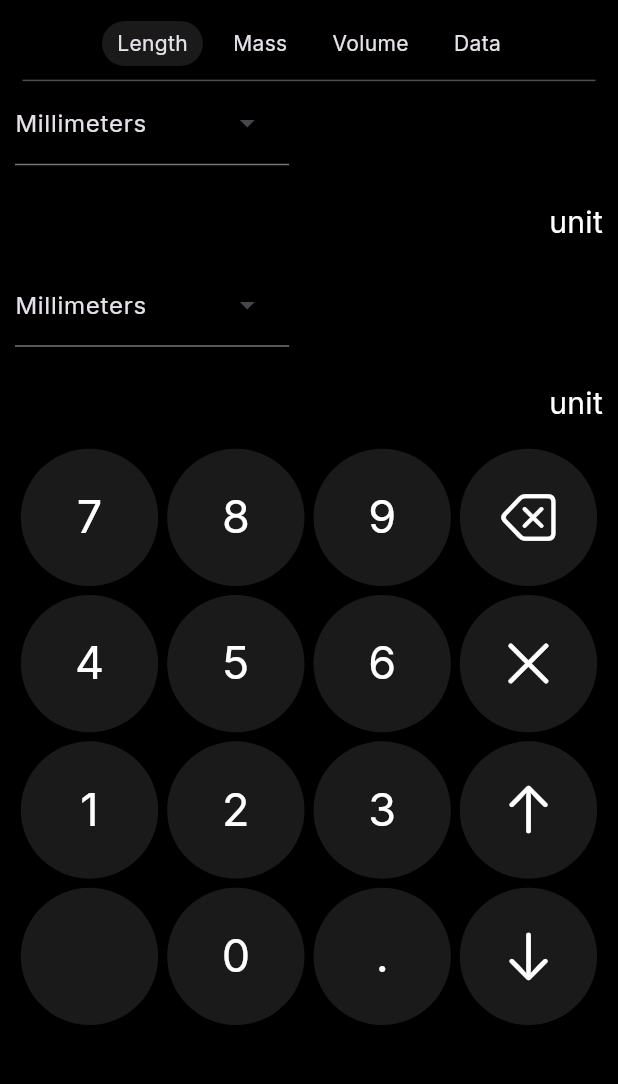
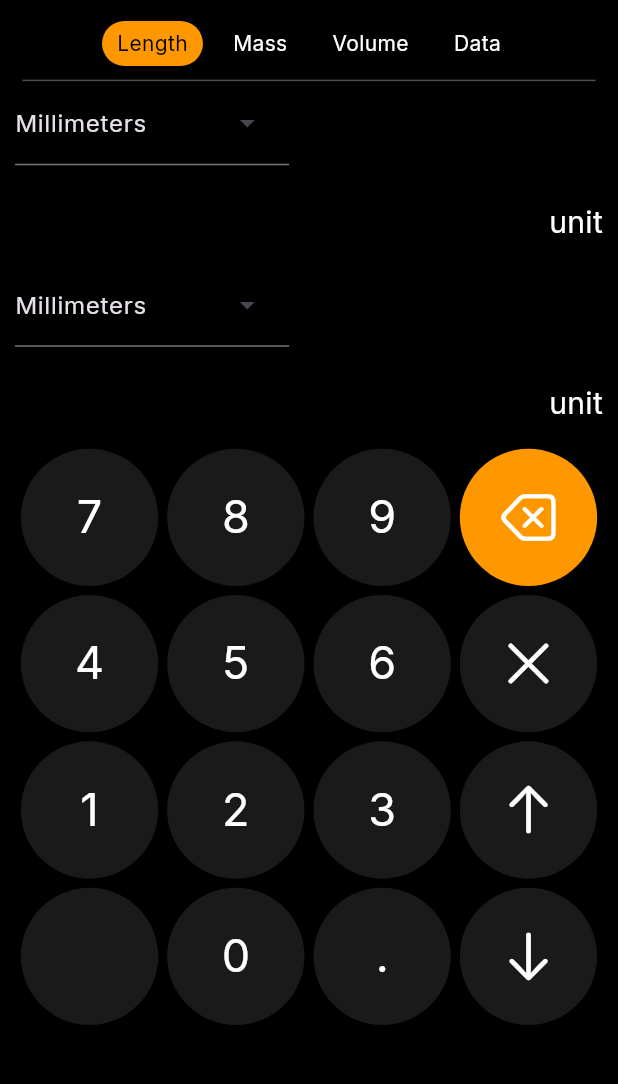
Before and after one commit to mahendra189/calculator_app, a Flutter app: the screen it shows after launch, in the side drawer, after a tap on "Conversions", on a phone screen of 412 x 824 dp, the part 63-1147 px from its top. Run offline on Flutter 3.47's test engine with Material 3 defaults, Android fonts, the phone set to English and light mode, and no system bars; our stand-ins replace google_fonts.

Commit message:
conversions ui fixes

```diff
--- a/lib/screens/conversion.dart
+++ b/lib/screens/conversion.dart
@@ -132,7 +132,7 @@ class _ConversionsPage extends State<Conversions> {
               Button(
                   content: "",
                   label: buttonIcon(CupertinoIcons.delete_left),
-                  bg: Theme.of(context).canvasColor,
+                  bg: Theme.of(context).hintColor,
                   onClick: (String value) {
                     if (_input.isNotEmpty) {
                       setState(() {
@@ -238,10 +238,15 @@ class _ConversionsPage extends State<Conversions> {
           padding: const EdgeInsets.symmetric(vertical: 5, horizontal: 10),
           margin: const EdgeInsets.symmetric(horizontal: 5),
           decoration: BoxDecoration(
-              color:
-                  active! ? Theme.of(context).canvasColor : Colors.transparent,
+              color: active! ? Theme.of(context).hintColor : Colors.transparent,
               borderRadius: const BorderRadius.all(Radius.circular(30))),
-          child: Text(title),
+          child: Text(
+            title,
+            style: TextStyle(
+                color: active
+                    ? Theme.of(context).scaffoldBackgroundColor
+                    : Theme.of(context).focusColor),
+          ),
         ));
   }
 
@@ -254,6 +259,17 @@ class _ConversionsPage extends State<Conversions> {
 
   Widget buttonIcon(IconData icon) {
     return Icon(icon, color: Theme.of(context).focusColor, size: 40);
+  }
+
+  double getFontSize(String input) {
+    Map<int, int> sizeMap = {10: 45, 15: 35, 25: 30};
+    int le = input.length;
+    for (var v in sizeMap.entries) {
+      if (v.key < le) {
+        return v.value.toDouble();
+      }
+    }
+    return sizeMap[10]!.toDouble();
   }
 
   Widget currentConversion(Map<String, dynamic>? currentMap) {
@@ -281,9 +297,17 @@ class _ConversionsPage extends State<Conversions> {
         mainAxisAlignment: MainAxisAlignment.end,
         crossAxisAlignment: CrossAxisAlignment.end,
         children: [
-          Text(
-            _converted,
-            style: TextStyle(color: Theme.of(context).focusColor, fontSize: 45),
+          Expanded(
+            child: SingleChildScrollView(
+              scrollDirection: Axis.horizontal,
+              reverse: true,
+              child: Text(
+                _converted,
+                style: TextStyle(
+                    color: Theme.of(context).focusColor,
+                    fontSize: getFontSize(_converted)),
+              ),
+            ),
           ),
           Padding(
             padding: const EdgeInsets.only(bottom: 13, left: 10, right: 10),
@@ -318,9 +342,17 @@ class _ConversionsPage extends State<Conversions> {
         mainAxisAlignment: MainAxisAlignment.end,
         crossAxisAlignment: CrossAxisAlignment.end,
         children: [
-          Text(
-            _input,
-            style: TextStyle(color: Theme.of(context).focusColor, fontSize: 45),
+          Expanded(
+            child: SingleChildScrollView(
+              scrollDirection: Axis.horizontal,
+              reverse: true,
+              child: Text(
+                _input,
+                style: TextStyle(
+                    color: Theme.of(context).focusColor,
+                    fontSize: getFontSize(_input)),
+              ),
+            ),
           ),
           Padding(
             padding: const EdgeInsets.only(bottom: 13, left: 10, right: 10),
```
